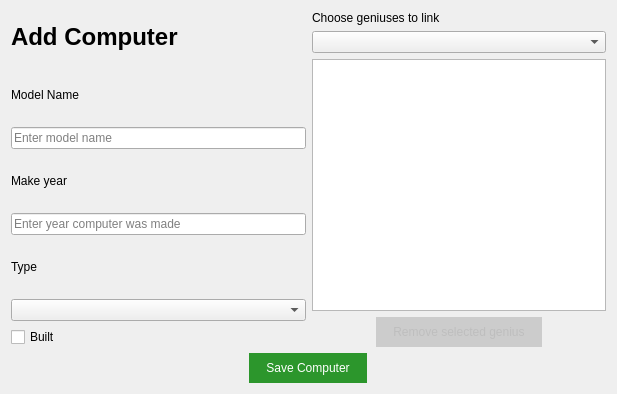
Above: addcomputer.ui from danielm15/VLN1-2016-Hopur_16 before the change. Below: the same form after it.
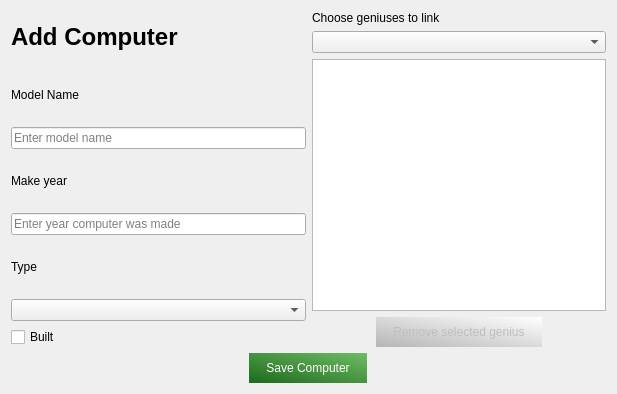
That is the form after the change. Icons and pictures are not drawn.

Commit message: Added gradient to buttons

Patch:
```diff
--- a/addcomputer.ui
+++ b/addcomputer.ui
@@ -130,15 +130,15 @@
          <property name="styleSheet">
           <string notr="true">#buttonRemoveGeniuses {
 	padding: 6px 15px;
-	background-color: rgb(204, 204, 204);
+	background-color: qlineargradient(spread:pad, x1:0, y1:1, x2:1, y2:0, stop:0 rgba(181, 181, 181, 255), stop:1 rgba(255, 255, 255, 255));
 	border: 2px solid;
 	border-color: transparent;
 	border-radius: 16px;
 }
 
 #buttonRemoveGeniuses::enabled {
-	background-color: rgb(117, 34, 34);
-	color: rgb(255, 255 ,255);
+	background-color: qlineargradient(spread:pad, x1:0, y1:1, x2:1, y2:0, stop:0 rgba(117, 34, 34, 255), stop:1 rgba(255, 48, 48, 255));
+	color: white;
 }
 
 #buttonRemoveGeniusess::enabled::hover {
@@ -160,9 +160,9 @@
       <bool>true</bool>
      </property>
      <property name="styleSheet">
-      <string notr="true">#pushButtonSaveComputer {
+      <string notr="true">#pushButtonSaveComputer{
 	color: rgb(255, 255, 255);
-	background-color: rgb(44, 150, 44);
+	background-color: qlineargradient(spread:pad, x1:0, y1:1, x2:1, y2:0, stop:0.0149254 rgba(31, 107, 31, 255), stop:1 rgba(110, 189, 100, 255));
 	padding: 6px 15px;
 	border: 2px solid;
 	border-color: transparent;
```
Left out of the diff: 6 changed lines with no effect on the pictures. The commit also changes 5 other files.
